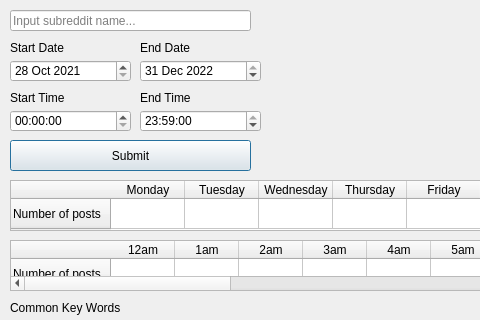
Before: the Qt Designer form dashboard.ui in addsch/subreddit-analyzer, drawn with Qt 5; both pictures show x 0 to 480 and y 0 to 320 of the 643 by 528 pixel window.
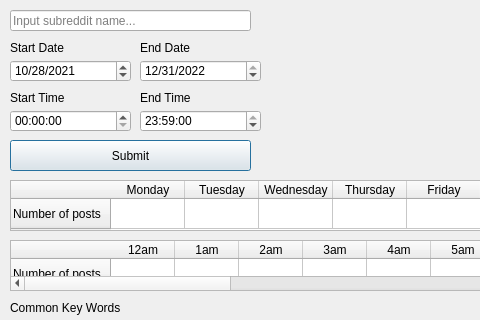
After: the same form once the commit is applied.

Commit message: add date filters

```diff
--- a/dashboard.ui
+++ b/dashboard.ui
@@ -79,25 +79,28 @@
      <hour>7</hour>
      <minute>0</minute>
      <second>0</second>
-     <year>2021</year>
+     <year>2020</year>
      <month>10</month>
      <day>28</day>
     </datetime>
    </property>
    <property name="maximumDate">
     <date>
-     <year>2022</year>
+     <year>2030</year>
      <month>11</month>
-     <day>1</day>
+     <day>21</day>
     </date>
    </property>
    <property name="minimumDate">
     <date>
-     <year>2021</year>
+     <year>2020</year>
      <month>10</month>
      <day>28</day>
     </date>
    </property>
+   <property name="displayFormat">
+    <string>M/d/yyyy</string>
+   </property>
    <property name="timeSpec">
     <enum>Qt::UTC</enum>
    </property>
@@ -132,6 +135,9 @@
      <day>29</day>
     </date>
    </property>
+   <property name="displayFormat">
+    <string>M/d/yyyy</string>
+   </property>
    <property name="timeSpec">
     <enum>Qt::UTC</enum>
    </property>
```
The commit also changes 1 other file.
